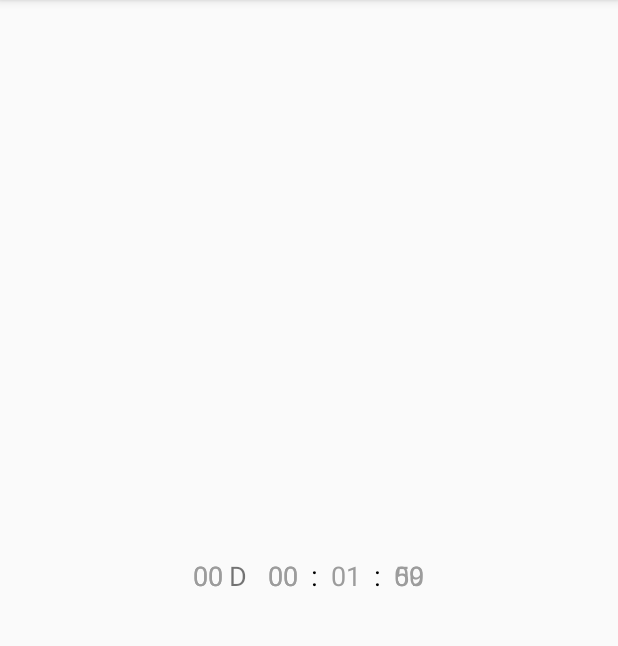
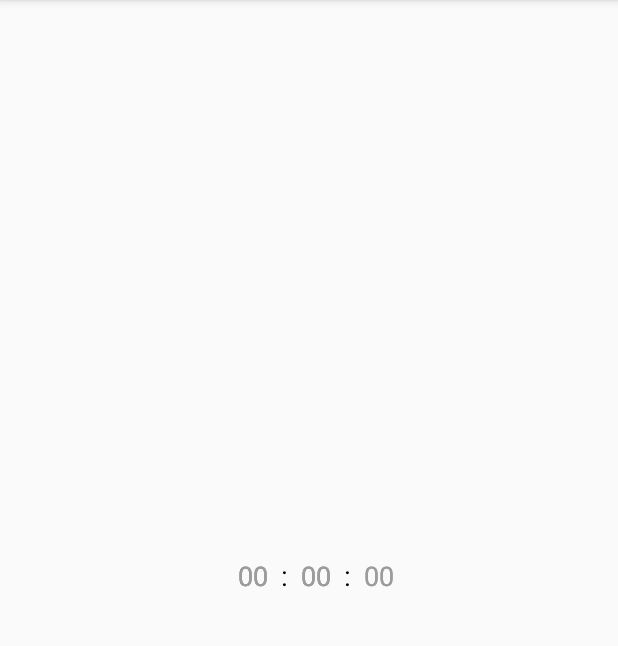
Before and after one commit to jsaman19/easyCountDownTimer, an Android app: the first screen one second after launch (MainActivity), on a phone screen of 412 x 824 dp, the part 84-730 px from its top. Run offline under Robolectric (Android 15) with nearby library versions, the phone set to English and light mode, and no system bars.

Commit message:
fixed showDays issue

```diff
--- a/app/src/main/java/ir/samanjafari/testmylibraries/MainActivity.java
+++ b/app/src/main/java/ir/samanjafari/testmylibraries/MainActivity.java
@@ -13,18 +13,18 @@ public class MainActivity extends AppCompatActivity {
     protected void onCreate(Bundle savedInstanceState) {
         super.onCreate(savedInstanceState);
         setContentView(R.layout.activity_main);
-        EasyCountDownTextview easyCountDownTextview = findViewById(R.id.easyCountDownTextview);
-        easyCountDownTextview.setTime(0, 0, 1, 0);
-        easyCountDownTextview.setOnTick(new CountDownInterface() {
-            @Override
-            public void onTick(long time) {
-
-            }
-
-            @Override
-            public void onFinish() {
-
-            }
-        });
+//        EasyCountDownTextview easyCountDownTextview = findViewById(R.id.easyCountDownTextview);
+//        easyCountDownTextview.setTime(0, 0, 1, 0);
+//        easyCountDownTextview.setOnTick(new CountDownInterface() {
+//            @Override
+//            public void onTick(long time) {
+//
+//            }
+//
+//            @Override
+//            public void onFinish() {
+//
+//            }
+//        });
     }
 }
--- a/app/src/main/res/layout/activity_main.xml
+++ b/app/src/main/res/layout/activity_main.xml
@@ -17,6 +17,7 @@
         app:setAnimation="true"
         app:colonColor="#000"
         app:daysLabel="D"
+        app:showDays="false"
         />
 
 </RelativeLayout>
--- a/easycountdowntimer/src/main/java/ir/samanjafari/easycountdowntimer/EasyCountDownTextview.java
+++ b/easycountdowntimer/src/main/java/ir/samanjafari/easycountdowntimer/EasyCountDownTextview.java
@@ -137,12 +137,6 @@ public class EasyCountDownTextview extends LinearLayout {
         if (size > 0)
             setTextSize(size);
 
-        setTextColor(color);
-        setColonColor(colonColor);
-        showOnlySecond(isOnlySecond);
-        setShowHours(showHours);
-        setShowDays(showDays);
-
         setAnimation(setAnim, context);
 
         if (digitBackgroundResource > 0)
@@ -154,6 +148,12 @@ public class EasyCountDownTextview extends LinearLayout {
             daysLbl.setText(daysLabel);
 
         setTime(days, hours, minute, second);
+
+        setTextColor(color);
+        setColonColor(colonColor);
+        showOnlySecond(isOnlySecond);
+        setShowHours(showHours);
+        setShowDays(showDays);
     }
 
     public void setTextColor(int color) {
```
